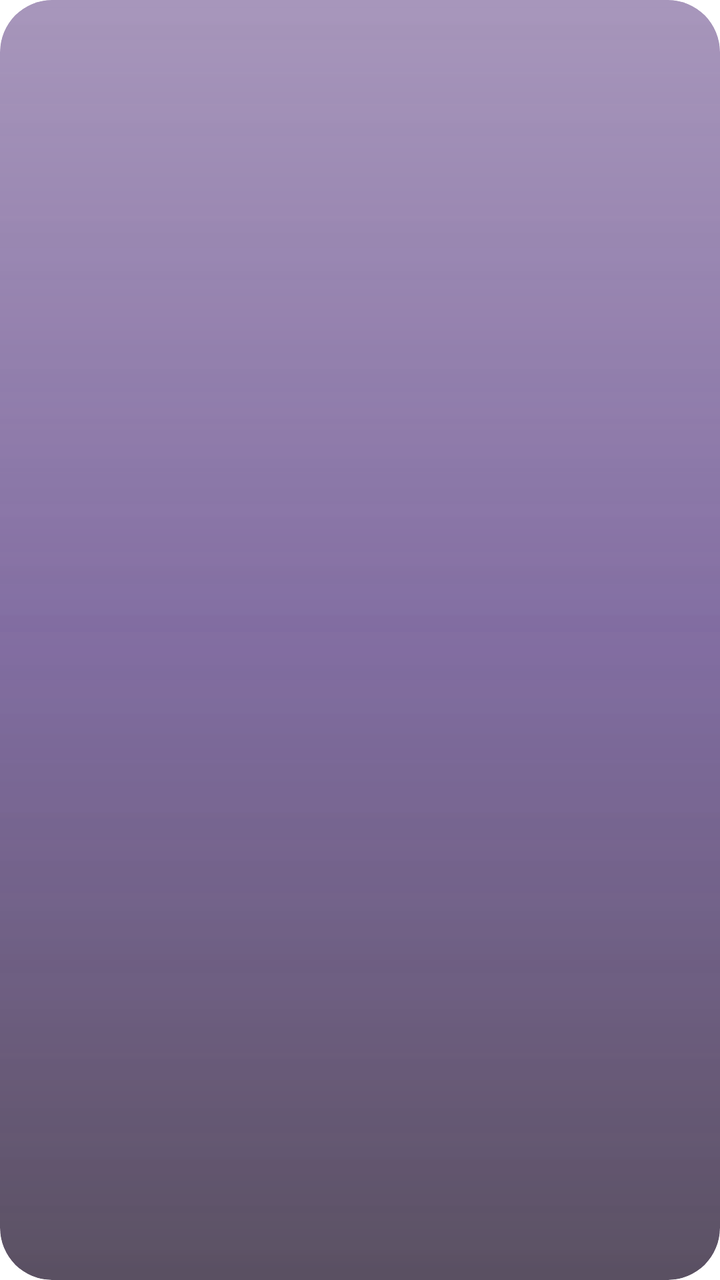
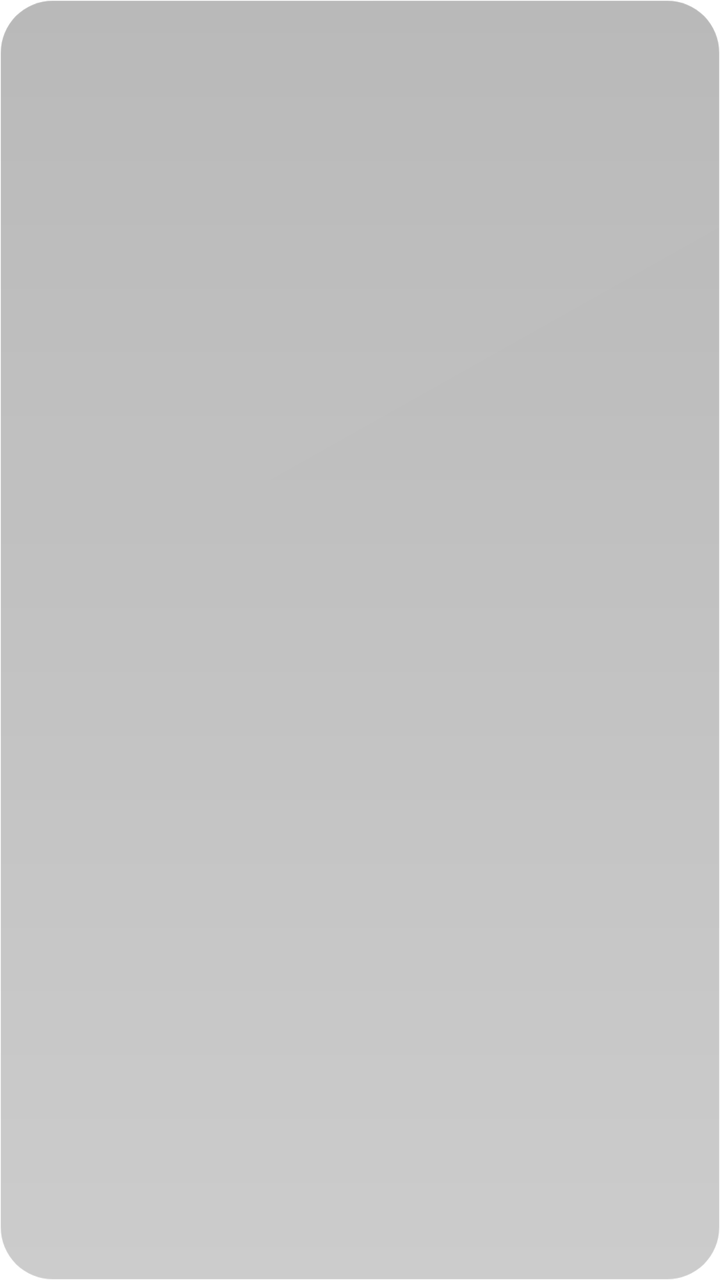

Compare the two renders of this Android layout. The source of the first and the diff that turns it into the second are given below.
<!-- AndroidManifest.xml: application theme Theme.Lumen -->
<!-- res/layout/lumen_widget_content.xml -->
<?xml version="1.0" encoding="utf-8"?>
<FrameLayout xmlns:android="http://schemas.android.com/apk/res/android"
    android:id="@+id/widget_root" android:layout_width="match_parent" android:layout_height="match_parent"
    android:padding="12dp" android:clipToOutline="true" android:background="@drawable/widget_glass_dark_balanced">
    <ImageView android:id="@+id/widget_canvas" android:layout_width="match_parent" android:layout_height="match_parent"
        android:scaleType="fitCenter" android:contentDescription="@null" android:visibility="gone" />
    <TextView android:id="@+id/widget_content" android:layout_width="match_parent" android:layout_height="match_parent"
        android:gravity="center" android:textColor="#F8F1FF" android:textSize="16sp"
        android:autoSizeTextType="uniform" android:autoSizeMinTextSize="10sp" android:autoSizeMaxTextSize="20sp" android:autoSizeStepGranularity="1sp"
        android:fontFamily="@font/outfit_medium" android:includeFontPadding="false" />
    <TextView android:id="@+id/widget_content_action" android:layout_width="32dp" android:layout_height="32dp"
        android:layout_gravity="bottom|end" android:gravity="center" android:text="+" android:textSize="20sp"
        android:textColor="#E4C6FF" android:background="@drawable/widget_control" android:visibility="gone"
        android:includeFontPadding="false" />
</FrameLayout>
<!-- resources referenced by this layout -->
<resources>
  <!-- drawable widget_control (drawable) -->
  <?xml version="1.0" encoding="utf-8"?>
  <shape xmlns:android="http://schemas.android.com/apk/res/android">
      <corners android:radius="16dp" />
      <solid android:color="#28FFFFFF" />
  </shape>
  <!-- drawable widget_glass_dark_balanced (drawable) -->
  <?xml version="1.0" encoding="utf-8"?>
  <layer-list xmlns:android="http://schemas.android.com/apk/res/android">
      <item>
          <shape>
              <corners android:radius="26dp" />
              <gradient
                  android:angle="270"
                  android:startColor="#993B1568"
                  android:centerColor="#A62E1060"
                  android:endColor="#B314061F" />
          </shape>
      </item>
      <item>
          <shape>
              <corners android:radius="26dp" />
              <gradient
                  android:angle="270"
                  android:startColor="#40FFFFFF"
                  android:centerColor="#18E4C6FF"
                  android:endColor="#00FFFFFF" />
          </shape>
      </item>
  </layer-list>
  <style name="Theme.Lumen" parent="android:Theme.Material.NoActionBar">
          <item name="android:windowShowWallpaper">true</item>
          <item name="android:windowBackground">@android:color/transparent</item>
          <item name="android:colorBackgroundCacheHint">@null</item>
          <item name="android:statusBarColor">@android:color/transparent</item>
          <item name="android:navigationBarColor">@android:color/transparent</item>
          <item name="android:windowDrawsSystemBarBackgrounds">true</item>
          <item name="android:windowLightStatusBar">false</item>
      </style>
</resources>

<!-- the commit's change to res/layout/lumen_widget_content.xml (unified diff, before → after) -->
@@ -10,6 +10,6 @@
         android:fontFamily="@font/outfit_medium" android:includeFontPadding="false" />
     <TextView android:id="@+id/widget_content_action" android:layout_width="32dp" android:layout_height="32dp"
         android:layout_gravity="bottom|end" android:gravity="center" android:text="+" android:textSize="20sp"
-        android:textColor="#E4C6FF" android:background="@drawable/widget_control" android:visibility="gone"
+        android:textColor="#E4CB91" android:background="@drawable/widget_control" android:visibility="gone"
         android:includeFontPadding="false" />
 </FrameLayout>
<!-- resource entries referenced after the edit -->
@@ -2,33 +2,19 @@
 <resources>
   <!-- drawable widget_control (drawable) -->
   <?xml version="1.0" encoding="utf-8"?>
-  <shape xmlns:android="http://schemas.android.com/apk/res/android">
-      <corners android:radius="16dp" />
-      <solid android:color="#28FFFFFF" />
-  </shape>
+  <shape xmlns:android="http://schemas.android.com/apk/res/android"><solid android:color="#00000000" /></shape>
   <!-- drawable widget_glass_dark_balanced (drawable) -->
   <?xml version="1.0" encoding="utf-8"?>
   <layer-list xmlns:android="http://schemas.android.com/apk/res/android">
-      <item>
-          <shape>
-              <corners android:radius="26dp" />
-              <gradient
-                  android:angle="270"
-                  android:startColor="#993B1568"
-                  android:centerColor="#A62E1060"
-                  android:endColor="#B314061F" />
-          </shape>
-      </item>
-      <item>
-          <shape>
-              <corners android:radius="26dp" />
-              <gradient
-                  android:angle="270"
-                  android:startColor="#40FFFFFF"
-                  android:centerColor="#18E4C6FF"
-                  android:endColor="#00FFFFFF" />
-          </shape>
-      </item>
+    <item><shape>
+      <corners android:radius="26dp" />
+      <gradient android:angle="270" android:startColor="#47000000" android:endColor="#33000000" />
+      <stroke android:width="0.8dp" android:color="#33FFFFFF" />
+  </shape></item>
+    <item><shape>
+      <corners android:radius="26dp" />
+      <gradient android:angle="315" android:startColor="#04FFFFFF" android:endColor="#00FFFFFF" />
+    </shape></item>
   </layer-list>
   <style name="Theme.Lumen" parent="android:Theme.Material.NoActionBar">
           <item name="android:windowShowWallpaper">true</item>
